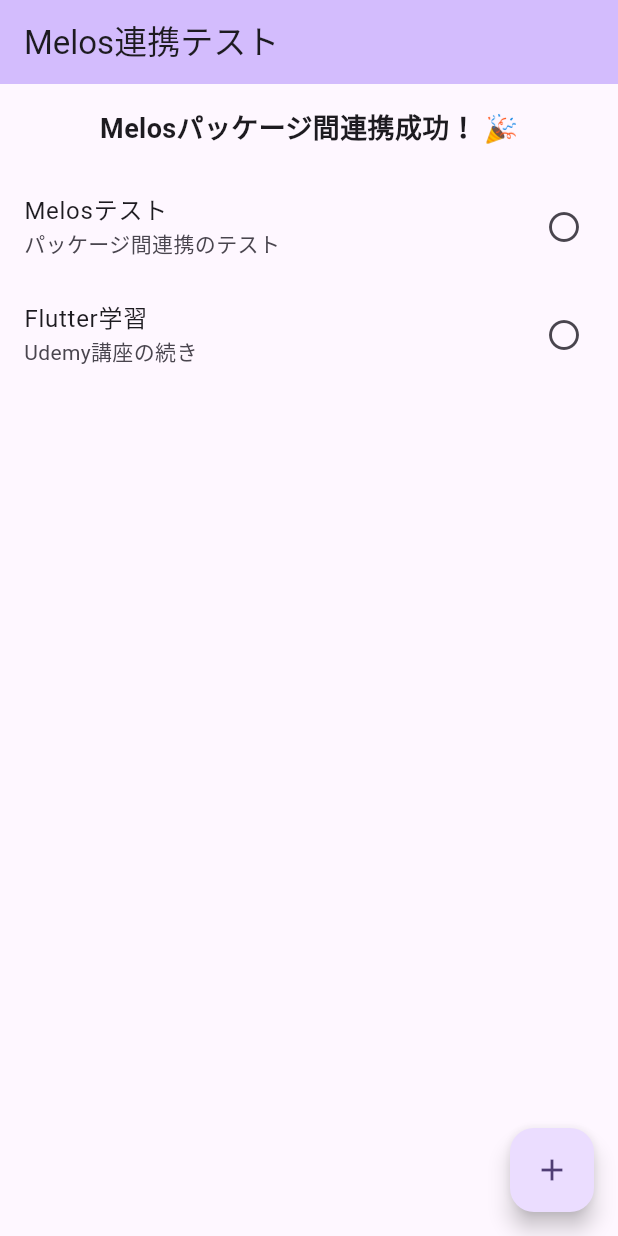
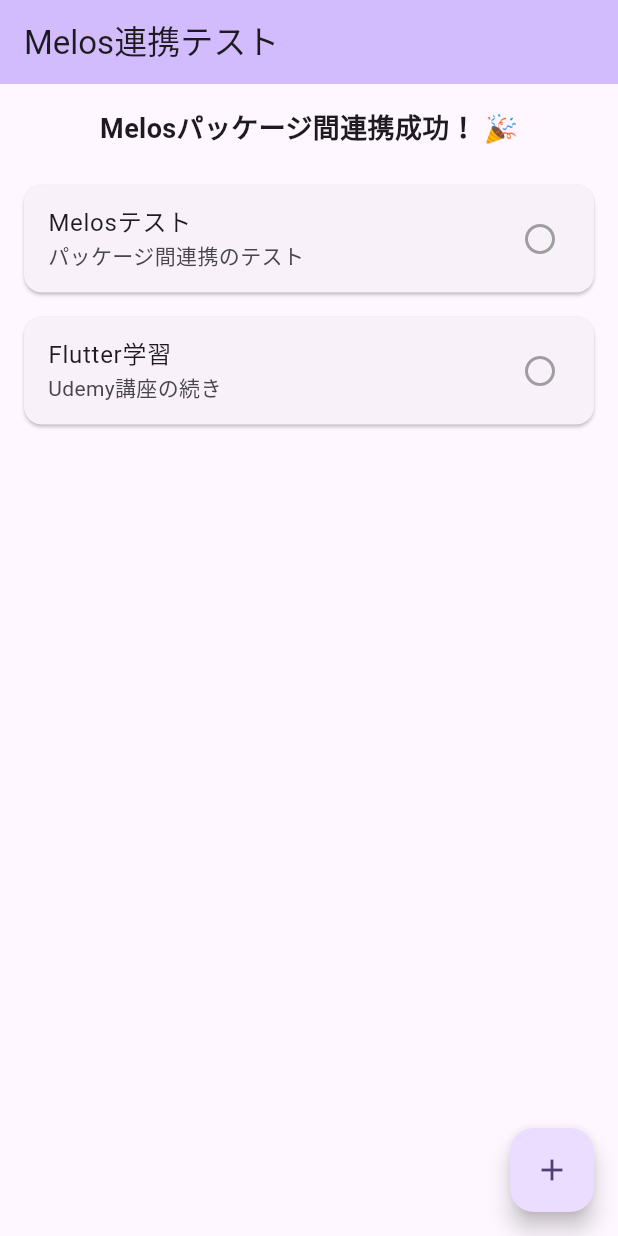
Before and after one commit to mikiIDE/flutter_task_management_mono, a Flutter app: the screen it shows after launch, on a phone screen of 412 x 824 dp. Run offline on Flutter 3.47's test engine with Material 3 defaults, Android fonts, the phone set to English and light mode, and no system bars.

Commit message:
add task_form.dart

```diff
--- a/apps/task_app/lib/main.dart
+++ b/apps/task_app/lib/main.dart
@@ -1,6 +1,10 @@
 import 'package:flutter/material.dart';
+
 // 🎯 ここが重要！Melosのローカルパッケージimport
 import 'package:task_data/task_data.dart';
+
+// 正しいimport方法（src/ではなくパッケージ名で）
+import 'package:ui_components/ui_components.dart';
 
 void main() {
   runApp(const MyApp());
@@ -35,16 +39,12 @@ class _TaskTestPageState extends State<TaskTestPage> {
   void initState() {
     super.initState();
     // テスト用のタスクを追加
-    _repository.addTask(Task(
-      id: '1',
-      title: 'Melosテスト',
-      description: 'パッケージ間連携のテスト',
-    ));
-    _repository.addTask(Task(
-      id: '2',
-      title: 'Flutter学習',
-      description: 'Udemy講座の続き',
-    ));
+    _repository.addTask(
+      Task(id: '1', title: 'Melosテスト', description: 'パッケージ間連携のテスト'),
+    );
+    _repository.addTask(
+      Task(id: '2', title: 'Flutter学習', description: 'Udemy講座の続き'),
+    );
   }
 
   @override
@@ -70,12 +70,10 @@ class _TaskTestPageState extends State<TaskTestPage> {
               itemCount: tasks.length,
               itemBuilder: (context, index) {
                 final task = tasks[index];
-                return ListTile(
-                  title: Text(task.title),
-                  subtitle: Text(task.description),
-                  trailing: Icon(
-                    task.isCompleted ? Icons.check_circle : Icons.circle_outlined,
-                  ),
+                return TaskCard(
+                  title: task.title,
+                  description: task.description,
+                  isCompleted: task.isCompleted,
                 );
               },
             ),
@@ -84,11 +82,13 @@ class _TaskTestPageState extends State<TaskTestPage> {
       ),
       floatingActionButton: FloatingActionButton(
         onPressed: () {
-          _repository.addTask(Task(
-            id: DateTime.now().millisecondsSinceEpoch.toString(),
-            title: 'テストタスク',
-            description: 'プラスボタンで動的に追加されたタスク',
-          ));
+          _repository.addTask(
+            Task(
+              id: DateTime.now().millisecondsSinceEpoch.toString(),
+              title: 'テストタスク',
+              description: 'プラスボタンで動的に追加されたタスク',
+            ),
+          );
           setState(() {});
         },
         child: const Icon(Icons.add),
--- a/packages/ui_components/lib/ui_components.dart
+++ b/packages/ui_components/lib/ui_components.dart
@@ -1,4 +1,4 @@
-// UI components library for task management app
+// ui_componentsという名前のライブラリとして設定するよ、という宣言
 library ui_components;
 
 // 公開するウィジェットをexportで明示
```
Also changed, not shown: packages/ui_components/lib/src/widgets/task_form.dart (added, +89 -0 lines).
